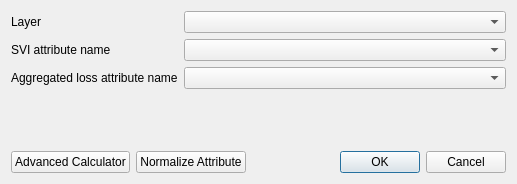
This is svir/ui/ui_select_attrs_for_stats.ui in gem/oq-irmt-qgis as Qt 5 draws it before an edit. The edited form follows.
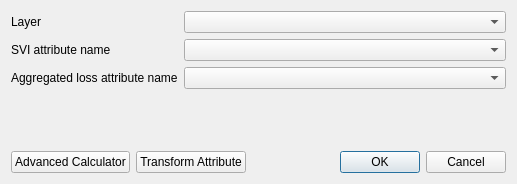
This is the edited form.

What changed in the file:
```diff
--- a/svir/ui/ui_select_attrs_for_stats.ui
+++ b/svir/ui/ui_select_attrs_for_stats.ui
@@ -69,7 +69,7 @@
      <item>
       <widget class="QPushButton" name="normalize_btn">
        <property name="text">
-        <string>Normalize Attribute</string>
+        <string>Transform Attribute</string>
        </property>
       </widget>
      </item>
```
Left out of the diff: 4 changed lines with no effect on the pictures.
